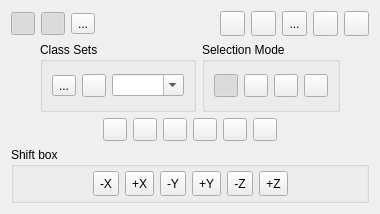
This is eCV/ui_templates/annotationsDlg.ui in Asher-1/ACloudViewer as Qt 5 draws it before an edit. The edited form follows.
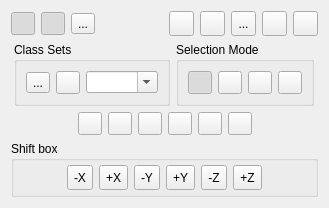
This is the edited form. Icons and pictures are not drawn.

The edit to the form file:
```diff
--- a/eCV/ui_templates/annotationsDlg.ui
+++ b/eCV/ui_templates/annotationsDlg.ui
@@ -6,8 +6,8 @@
    <rect>
     <x>0</x>
     <y>0</y>
-    <width>380</width>
-    <height>214</height>
+    <width>329</width>
+    <height>193</height>
    </rect>
   </property>
   <property name="sizePolicy">
```
